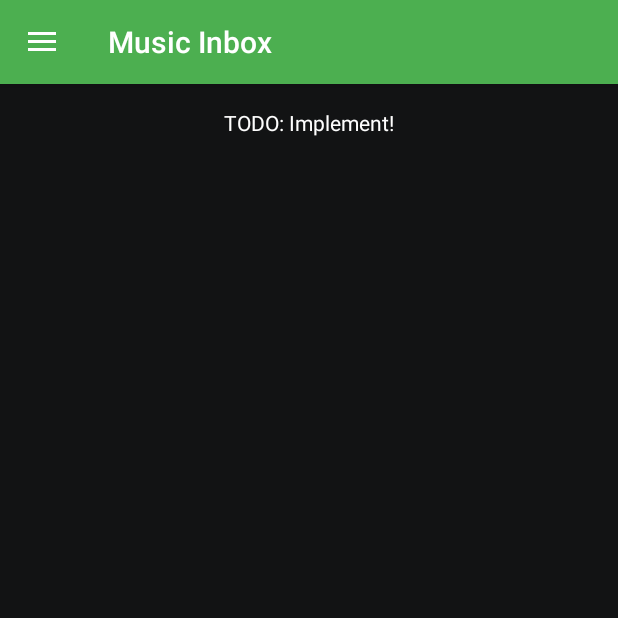
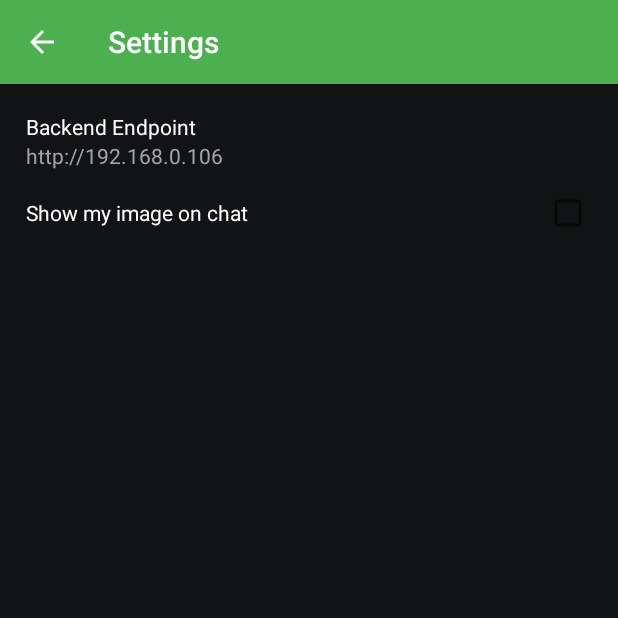
Before and after one commit to bernardorufino/terpsychore-android, an Android app: the MainActivity screen opened directly, with no data from a screen before it, in the side drawer, after a tap on "Settings", on a phone screen of 412 x 824 dp, the top half of it. Run offline under Robolectric (Android 15) with nearby library versions, the phone set to English and light mode, and no system bars; our stand-ins replace Picasso; pictures from the network do not load.

Commit message:
Add settings screen

```diff
--- a/app/build.gradle
+++ b/app/build.gradle
@@ -46,7 +46,6 @@ dependencies {
     compile 'com.jaredrummler:android-device-names:1.0.8'
     compile 'com.google.firebase:firebase-core:9.6.1'
     compile 'com.google.firebase:firebase-messaging:9.6.1'
-
     compile 'com.spotify.sdk:spotify-auth:1.0.0-beta12@aar'
     compile 'com.spotify.sdk:spotify-player:1.0.0-beta13@aar'
 }
--- a/app/src/main/java/com/brufino/terpsychore/activities/LoginActivity.java
+++ b/app/src/main/java/com/brufino/terpsychore/activities/LoginActivity.java
@@ -6,6 +6,7 @@ import android.content.SharedPreferences;
 import android.os.Bundle;
 import android.os.Handler;
 import android.os.Looper;
+import android.preference.PreferenceManager;
 import android.support.annotation.Nullable;
 import android.support.v7.app.AppCompatActivity;
 import android.util.Log;
@@ -175,8 +176,13 @@ public class LoginActivity extends AppCompatActivity {
                     .putString(SharedPreferencesDefs.Main.KEY_EXPIRES_AT, expiresAt)
                     .apply();
 
+            // TODO: Extract below code into "initializers" pattern
+
             // Force send token to server
              FirebaseInstanceIdServiceImpl.tryRegisterDevice(LoginActivity.this);
+
+            // Set default preferences
+            PreferenceManager.setDefaultValues(LoginActivity.this, R.xml.preferences_general, false);
 
             // TODO: Use string resource with placeholder
             vMessageText.setText("Welcome, " + displayName);
--- a/app/src/main/java/com/brufino/terpsychore/activities/MainActivity.java
+++ b/app/src/main/java/com/brufino/terpsychore/activities/MainActivity.java
@@ -3,6 +3,7 @@ package com.brufino.terpsychore.activities;
 import android.content.DialogInterface;
 import android.content.Intent;
 import android.os.Bundle;
+import android.preference.PreferenceManager;
 import android.support.design.widget.CoordinatorLayout;
 import android.support.design.widget.FloatingActionButton;
 import android.support.design.widget.NavigationView;
@@ -73,6 +74,9 @@ public class MainActivity extends AppCompatActivity
         mSessionListFragment = new SessionsListFragment();
         mMusicInboxFragment = new MusicInboxFragment();
 
+        // TODO: Remove?
+        PreferenceManager.setDefaultValues(this, R.xml.preferences_general, false);
+
         mUserId = ActivityUtils.getUserId(this);
         if (mUserId != null) {
             onCreateFinish();
@@ -99,7 +103,6 @@ public class MainActivity extends AppCompatActivity
                 .beginTransaction()
                 .replace(R.id.main_content, checkedGetMainFragment(menuResId))
                 .commit();
-
     }
 
     @Override
@@ -150,7 +153,8 @@ public class MainActivity extends AppCompatActivity
         } else {
             switch (item.getItemId()) {
                 case R.id.main_drawer_settings:
-                    Toast.makeText(this, "TODO: Implement!", Toast.LENGTH_SHORT).show();
+                    Intent intent = new Intent(this, SettingsActivity.class);
+                    startActivity(intent);
                     break;
                 case R.id.main_drawer_logout:
                     new AlertDialog.Builder(this)
--- /dev/null
+++ b/app/src/main/java/com/brufino/terpsychore/activities/SettingsActivity.java
@@ -0,0 +1,110 @@
+package com.brufino.terpsychore.activities;
+
+
+import android.content.SharedPreferences;
+import android.os.Bundle;
+import android.preference.*;
+import android.support.annotation.Nullable;
+import android.support.v7.app.AppCompatActivity;
+import android.support.v7.widget.Toolbar;
+import android.widget.ListView;
+import com.brufino.terpsychore.R;
+
+public class SettingsActivity extends AppCompatActivity {
+
+    private Toolbar vToolbar;
+
+    @Override
+    protected void onCreate(@Nullable Bundle savedInstanceState) {
+        super.onCreate(savedInstanceState);
+        setContentView(R.layout.activity_settings);
+
+        vToolbar = (Toolbar) findViewById(R.id.toolbar);
+        setSupportActionBar(vToolbar);
+        getSupportActionBar().setDisplayHomeAsUpEnabled(true);
+
+        getFragmentManager()
+                .beginTransaction()
+                .add(R.id.settings_general_container, new GeneralSettingsFragment())
+               .commit();
+    }
+
+
+    public static class GeneralSettingsFragment extends PreferenceFragmentImpl {
+
+        @Override
+        public void onCreate(Bundle savedInstanceState) {
+            super.onCreate(savedInstanceState);
+            addPreferencesFromResource(R.xml.preferences_general);
+        }
+    }
+
+    public static class PreferenceFragmentImpl extends PreferenceFragment {
+
+        @Override
+        public void onActivityCreated(Bundle savedInstanceState) {
+            super.onActivityCreated(savedInstanceState);
+
+            ListView listView = (ListView) getView().findViewById(android.R.id.list);
+            if (listView != null) {
+                listView.setPadding(0, 0, 0, 0);
+                listView.setDividerHeight(0);
+            }
+        }
+
+        private void initializePreferences(Preference preference) {
+            if (preference instanceof PreferenceGroup) {
+                PreferenceGroup preferenceGroup = (PreferenceGroup) preference;
+                for (int i = 0; i < preferenceGroup.getPreferenceCount(); i++) {
+                    initializePreferences(preferenceGroup.getPreference(i));
+                }
+            } else {
+                updatePreference(preference);
+            }
+        }
+
+        private void updatePreference(Preference preference) {
+            String stringValue = preference.getSharedPreferences().getAll().get(preference.getKey()).toString();
+            if (preference instanceof ListPreference) {
+                ListPreference listPreference = (ListPreference) preference;
+                preference.setSummary(listPreference.getEntry());
+            } else if (preference instanceof EditTextPreference) {
+                EditTextPreference editTextPreference = (EditTextPreference) preference;
+                preference.setSummary(editTextPreference.getText());
+            } else if (preference instanceof CheckBoxPreference) {
+                // There's the checkbox already
+                preference.setSummary(null);
+            } else {
+                preference.setSummary(stringValue);
+            }
+        }
+
+        @Override
+        public void onStart() {
+            super.onStart();
+            initializePreferences(getPreferenceScreen());
+        }
+
+        @Override
+        public void onResume() {
+            super.onResume();
+            getPreferenceScreen().getSharedPreferences()
+                    .registerOnSharedPreferenceChangeListener(mOnPreferenceChangeListener);
+        }
+
+        @Override
+        public void onPause() {
+            super.onPause();
+            getPreferenceScreen().getSharedPreferences()
+                    .unregisterOnSharedPreferenceChangeListener(mOnPreferenceChangeListener);
+        }
+
+        private SharedPreferences.OnSharedPreferenceChangeListener mOnPreferenceChangeListener =
+                new SharedPreferences.OnSharedPreferenceChangeListener() {
+            @Override
+            public void onSharedPreferenceChanged(SharedPreferences sharedPreferences, String key) {
+                updatePreference(findPreference(key));
+            }
+        };
+    }
+}
--- a/app/src/main/java/com/brufino/terpsychore/activities/UserPickerActivity.java
+++ b/app/src/main/java/com/brufino/terpsychore/activities/UserPickerActivity.java
@@ -286,7 +286,7 @@ public class UserPickerActivity extends Activity {
                 vContainer.setBackgroundColor(ContextCompat.getColor(mContext, R.color.selectedBg));
             } else {
                 vTitle.setTextColor(ContextCompat.getColor(mContext, R.color.text));
-                vContainer.setBackground(ContextCompat.getDrawable(mContext, R.drawable.item_music_picker_bg));
+                vContainer.setBackground(ContextCompat.getDrawable(mContext, R.drawable.item_bg));
             }
         }
     }
--- a/app/src/main/java/com/brufino/terpsychore/view/trackview/MusicPickerList.java
+++ b/app/src/main/java/com/brufino/terpsychore/view/trackview/MusicPickerList.java
@@ -184,7 +184,7 @@ public class MusicPickerList extends RelativeLayout {
                 vTypeIcon.setImageTintList(colorList);
                 vRemoveIcon.setVisibility(View.GONE);
                 vTitle.setTextColor(ContextCompat.getColor(mContext, R.color.text));
-                vContainer.setBackground(ContextCompat.getDrawable(mContext, R.drawable.item_music_picker_bg));
+                vContainer.setBackground(ContextCompat.getDrawable(mContext, R.drawable.item_bg));
             }
         }
 
--- /dev/null
+++ b/app/src/main/res/layout/activity_settings.xml
@@ -0,0 +1,45 @@
+<?xml version="1.0" encoding="utf-8"?>
+<android.support.design.widget.CoordinatorLayout
+    xmlns:android="http://schemas.android.com/apk/res/android"
+    xmlns:app="http://schemas.android.com/apk/res-auto"
+    android:layout_width="match_parent"
+    android:layout_height="match_parent"
+    android:fitsSystemWindows="false"
+    >
+
+    <android.support.design.widget.AppBarLayout
+        android:layout_width="match_parent"
+        android:layout_height="wrap_content"
+        android:theme="@style/AppTheme.AppBarOverlay"
+        >
+
+        <android.support.v7.widget.Toolbar
+            android:id="@+id/toolbar"
+            android:layout_width="match_parent"
+            android:layout_height="?attr/actionBarSize"
+            android:background="@color/colorPrimary"
+            app:popupTheme="@style/AppTheme.PopupOverlay"
+            />
+
+    </android.support.design.widget.AppBarLayout>
+
+    <LinearLayout
+        android:layout_width="match_parent"
+        android:layout_height="match_parent"
+        android:orientation="vertical"
+        android:background="@color/bg"
+        android:paddingTop="@dimen/item_half_padding"
+        android:paddingBottom="@dimen/item_half_padding"
+        android:clipToPadding="false"
+        app:layout_behavior="@string/appbar_scrolling_view_behavior"
+        >
+
+        <FrameLayout
+            android:id="@+id/settings_general_container"
+            android:layout_width="match_parent"
+            android:layout_height="wrap_content"
+            />
+
+    </LinearLayout>
+
+</android.support.design.widget.CoordinatorLayout>
--- a/app/src/main/res/layout/activity_user_picker.xml
+++ b/app/src/main/res/layout/activity_user_picker.xml
@@ -61,8 +61,8 @@
                 android:id="@+id/user_picker_user_list"
                 android:layout_width="match_parent"
                 android:layout_height="match_parent"
-                android:paddingTop="@dimen/item_music_picker_half_padding"
-                android:paddingBottom="@dimen/item_music_picker_half_padding"
+                android:paddingTop="@dimen/item_half_padding"
+                android:paddingBottom="@dimen/item_half_padding"
                 android:clipToPadding="false"
                 />
 
@@ -74,7 +74,7 @@
                 android:gravity="center"
                 android:textSize="15sp"
                 android:drawableTint="@color/textSecondary"
-                android:drawablePadding="@dimen/item_music_picker_half_padding"
+                android:drawablePadding="@dimen/item_half_padding"
                 android:textColor="@color/textSecondary"
                 android:visibility="gone"
                 />
--- a/app/src/main/res/layout/dialog_edit_session.xml
+++ b/app/src/main/res/layout/dialog_edit_session.xml
@@ -3,9 +3,9 @@
     xmlns:android="http://schemas.android.com/apk/res/android"
     android:layout_width="match_parent"
     android:layout_height="match_parent"
-    android:paddingLeft="20dp"
-    android:paddingRight="20dp"
-    android:paddingTop="5dp">
+    android:paddingLeft="@dimen/dialog_horizontal_space"
+    android:paddingRight="@dimen/dialog_horizontal_space"
+    android:paddingTop="@dimen/dialog_top_space">
 
     <EditText
         android:id="@+id/session_name"
--- a/app/src/main/res/layout/fragment_sessions_list.xml
+++ b/app/src/main/res/layout/fragment_sessions_list.xml
@@ -12,8 +12,8 @@
         android:id="@+id/session_list"
         android:layout_width="match_parent"
         android:layout_height="match_parent"
-        android:paddingTop="@dimen/item_music_picker_half_padding"
-        android:paddingBottom="@dimen/item_music_picker_half_padding"
+        android:paddingTop="@dimen/item_half_padding"
+        android:paddingBottom="@dimen/item_half_padding"
         android:clipToPadding="false"
         />
 
--- /dev/null
+++ b/app/src/main/res/layout/layout_preference.xml
@@ -0,0 +1,59 @@
+<?xml version="1.0" encoding="utf-8"?>
+<LinearLayout
+    xmlns:android="http://schemas.android.com/apk/res/android"
+    android:layout_width="match_parent"
+    android:layout_height="wrap_content"
+    android:orientation="horizontal"
+    android:paddingStart="@dimen/item_padding"
+    android:paddingEnd="@dimen/item_padding"
+    android:paddingTop="@dimen/item_half_padding"
+    android:paddingBottom="@dimen/item_half_padding"
+    android:gravity="center_vertical"
+    android:background="@drawable/item_bg"
+    >
+
+    <ImageView
+        android:id="@android:id/icon"
+        android:layout_width="wrap_content"
+        android:layout_height="wrap_content"
+        android:layout_gravity="center"
+        />
+
+    <RelativeLayout
+        android:layout_width="0dp"
+        android:layout_height="wrap_content"
+        android:layout_weight="1"
+        >
+
+        <TextView
+            android:id="@android:id/title"
+            android:layout_width="wrap_content"
+            android:layout_height="wrap_content"
+            android:singleLine="true"
+            android:textColor="@color/text"
+            android:ellipsize="marquee"
+            android:fadingEdge="horizontal"
+            />
+
+        <TextView
+            android:id="@android:id/summary"
+            android:layout_width="wrap_content"
+            android:layout_height="wrap_content"
+            android:layout_below="@android:id/title"
+            android:layout_alignStart="@android:id/title"
+            android:textColor="@color/textSecondary"
+            android:maxLines="4"
+            />
+
+    </RelativeLayout>
+
+    <!-- Preference should place its actual preference widget here. -->
+    <LinearLayout
+        android:id="@android:id/widget_frame"
+        android:layout_width="wrap_content"
+        android:layout_height="match_parent"
+        android:gravity="center_vertical"
+        android:orientation="vertical"
+        />
+
+</LinearLayout>
--- a/app/src/main/res/layout/view_music_picker_list.xml
+++ b/app/src/main/res/layout/view_music_picker_list.xml
@@ -8,8 +8,8 @@
         android:id="@+id/music_picker_list_list"
         android:layout_width="match_parent"
         android:layout_height="match_parent"
-        android:paddingTop="@dimen/item_music_picker_half_padding"
-        android:paddingBottom="@dimen/item_music_picker_half_padding"
+        android:paddingTop="@dimen/item_half_padding"
+        android:paddingBottom="@dimen/item_half_padding"
         android:clipToPadding="false"
         />
 
--- a/app/src/main/res/values/strings.xml
+++ b/app/src/main/res/values/strings.xml
@@ -13,4 +13,6 @@
         accounts in Spotify before launching Vibefy again.</string>
     <string name="chat_input_hint">Type a message</string>
     <string name="user_picker_search_hint">Search for name or username</string>
+
+    <string name="settings_activity_title">Settings</string>
 </resources>
--- /dev/null
+++ b/app/src/main/res/xml/preferences_general.xml
@@ -0,0 +1,20 @@
+<?xml version="1.0" encoding="utf-8"?>
+<PreferenceScreen
+    xmlns:android="http://schemas.android.com/apk/res/android"
+    >
+
+        <EditTextPreference
+            android:key="preference_endpoint"
+            android:title="Backend Endpoint"
+            android:defaultValue="http://192.168.0.106"
+            android:layout="@layout/layout_preference"
+            />
+
+        <CheckBoxPreference
+            android:key="preference_show_my_image_on_chat"
+            android:title="Show my image on chat"
+            android:defaultValue="false"
+            android:layout="@layout/layout_preference"
+            />
+
+</PreferenceScreen>
```
Also changed, not shown: app/src/main/AndroidManifest.xml (+18 -7 lines), app/src/main/java/com/brufino/terpsychore/lib/AppCompatPreferenceActivity.java (added, +109 -0 lines), app/src/main/res/layout/layout_preference_category.xml (added, +10 -0 lines), app/src/main/res/values/dimens.xml (+7 -4 lines), app/src/main/res/values/styles.xml (+10 -10 lines), app/src/main/res/drawable/item_bg.xml (renamed from app/src/main/res/drawable/item_music_picker_bg.xml), 1 other file.
